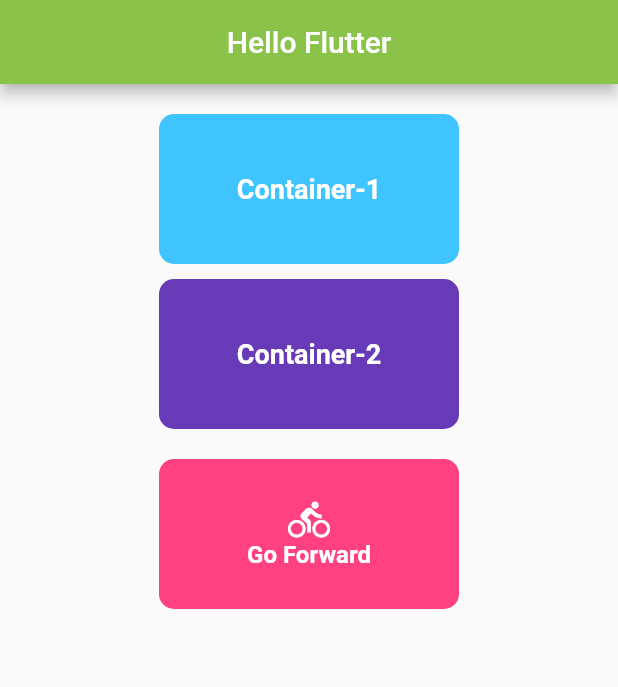
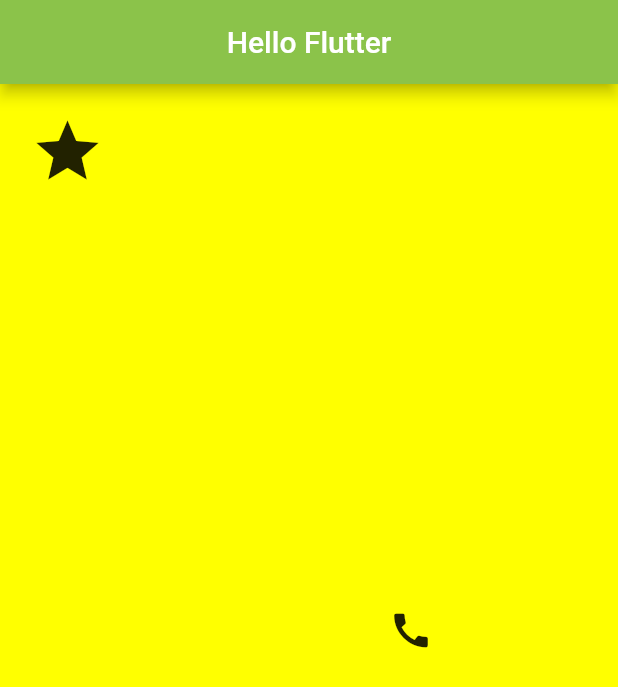
Before and after one commit to Yousuf7075/hello_flutter, a Flutter app: the screen it shows after launch, on a phone screen of 412 x 824 dp. Shown: the top 687 px of the screen. Run offline on Flutter 3.47's test engine with Material 2 defaults, Android fonts, the phone set to English and light mode, and no system bars.

Commit message:
stack done

```diff
--- a/lib/main.dart
+++ b/lib/main.dart
@@ -1,12 +1,9 @@
-
 import 'package:flutter/cupertino.dart';
 import 'package:flutter/material.dart';
 
-void main() => runApp(MaterialApp(
-  home: Home()
-));
+void main() => runApp(MaterialApp(home: Home()));
 
-class Home extends StatelessWidget{
+class Home extends StatelessWidget {
   @override
   Widget build(BuildContext context) {
     return Scaffold(
@@ -15,86 +12,27 @@ class Home extends StatelessWidget{
           centerTitle: true,
           backgroundColor: Colors.lightGreen,
         ),
-      body: Column(
-        crossAxisAlignment: CrossAxisAlignment.center,
-          children: [
-            Center(
-              child:
-              Container(
-                alignment: Alignment.center,
-                margin: EdgeInsets.fromLTRB(0, 20, 0, 0),
-                height: 100,
-                width: 200,
-                decoration: BoxDecoration(
-                    color: Colors.lightBlueAccent,
-                    borderRadius: BorderRadius.circular(10)
+        body: Stack(
+          fit: StackFit.expand,
+          children: <Widget>[
+            Material(color: Colors.yellowAccent),
+            Positioned(
+              top: 20,
+              left: 20,
+              child: Icon(Icons.star, size: 50),
             ),
-                child: Text(
-                  "Container-1",
-                  style: TextStyle(
-                      color: Colors.white,
-                      fontSize: 18,
-                      fontWeight: FontWeight.w600
+            Positioned(
+              top: 340,
+              left: 250,
+              child: IconButton(
+                onPressed: (){},
+                icon: Icon(
+                  Icons.call,
+                  size: 30,
                 ),
+              )
             ),
-              ),
-            ),
-
-            Container(
-              alignment: Alignment.center,
-              margin: EdgeInsets.fromLTRB(0, 10, 0, 0),
-              height: 100,
-              width: 200,
-              decoration: BoxDecoration(
-                  color: Colors.deepPurple,
-                  borderRadius: BorderRadius.circular(10)
-              ),
-              child: Text(
-                "Container-2",
-                style: TextStyle(
-                    color: Colors.white,
-                    fontSize: 18,
-                    fontWeight: FontWeight.w600
-                ),
-              ),
-            ),
-            Card()
           ],
-      )
-    );
+        ));
   }
 }
-
-class Card extends StatelessWidget {
-  @override
-  Widget build(BuildContext context) {
-    return Container(
-      alignment: Alignment.center,
-      margin: EdgeInsets.fromLTRB(0, 20, 0, 0),
-      height: 100,
-      width: 200,
-      decoration: BoxDecoration(
-          color: Colors.pinkAccent,
-          borderRadius: BorderRadius.circular(10)
-      ),
-      child: Column(
-        mainAxisSize: MainAxisSize.min,
-        children: [
-          Icon(
-            Icons.directions_bike_outlined,
-            color: Colors.white,
-            size: 28.0,
-          ),
-          Text(
-            'Go Forward',
-            style: TextStyle(
-              fontSize: 16,
-              fontWeight: FontWeight.bold,
-              color: Colors.white
-            ),
-          )
-        ],
-      ),
-    );
-  }
-}
```
Lines whose indentation alone changed are shown as unchanged.
